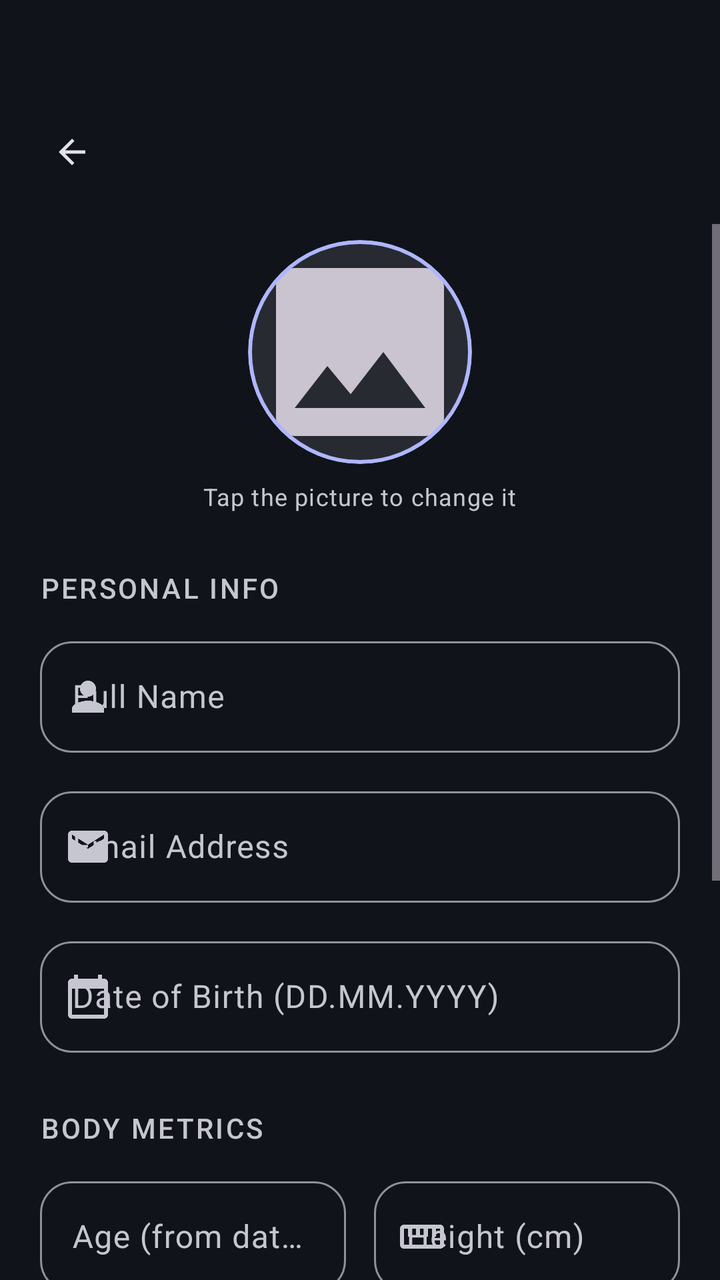
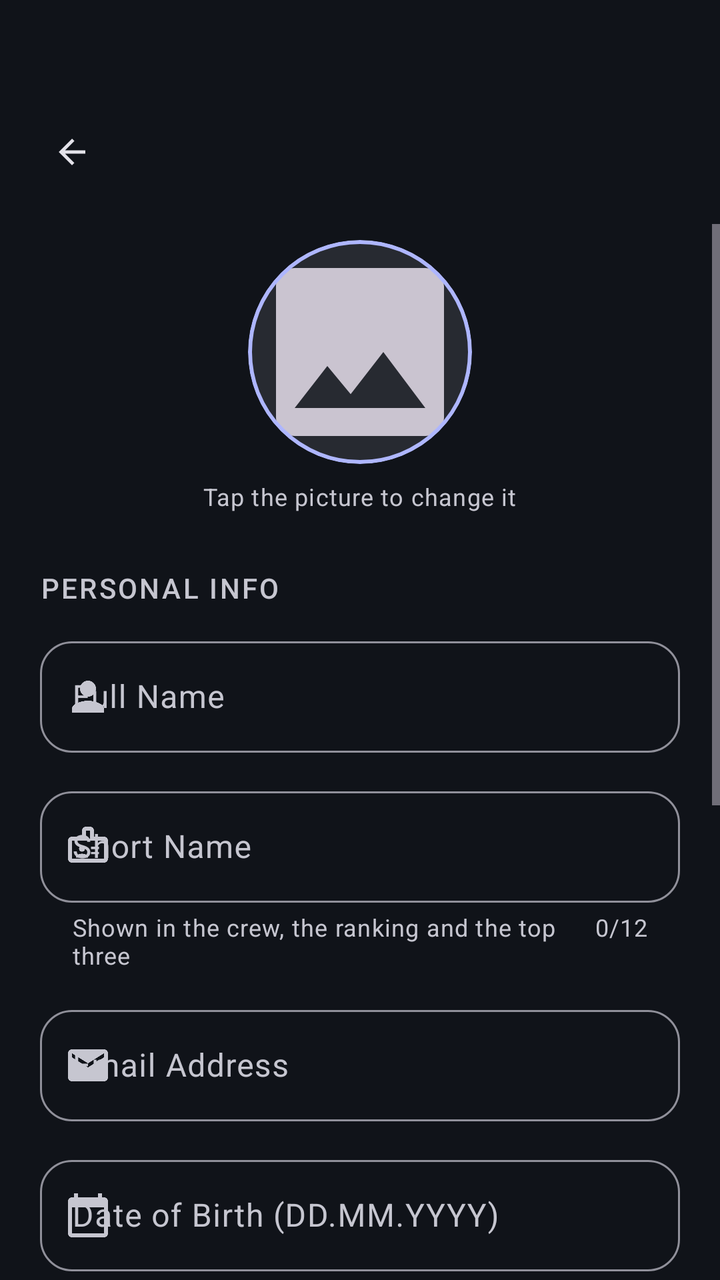

An Android layout rendered at two revisions. The XML below is the earlier revision; the diff shows what the commit changed to produce the second picture.
<!-- AndroidManifest.xml: application theme Theme.MobileSE -->
<!-- res/layout/screen_profile.xml -->
<?xml version="1.0" encoding="utf-8"?>
<androidx.constraintlayout.widget.ConstraintLayout xmlns:android="http://schemas.android.com/apk/res/android"
    xmlns:app="http://schemas.android.com/apk/res-auto"
    android:layout_width="match_parent"
    android:layout_height="match_parent"
    android:background="?attr/colorSurface">

    <include
        android:id="@+id/topBar"
        layout="@layout/part_top_bar"
        app:layout_constraintTop_toTopOf="parent" />

    <ScrollView
        android:layout_width="match_parent"
        android:layout_height="0dp"
        android:fillViewport="true"
        android:clipToPadding="false"
        app:layout_constraintTop_toBottomOf="@id/topBar"
        app:layout_constraintBottom_toBottomOf="parent">

        <androidx.constraintlayout.widget.ConstraintLayout
            android:layout_width="match_parent"
            android:layout_height="wrap_content">

        <LinearLayout
            style="@style/ContentColumn"
            android:paddingBottom="32dp">

            
            <com.google.android.material.card.MaterialCardView
                android:layout_width="@dimen/profile_photo_size"
                android:layout_height="@dimen/profile_photo_size"
                android:layout_gravity="center_horizontal"
                android:layout_marginTop="8dp"
                android:layout_marginBottom="8dp"
                app:cardCornerRadius="56dp"
                app:cardElevation="0dp"
                app:strokeColor="?attr/colorPrimary"
                app:strokeWidth="2dp"
                app:cardBackgroundColor="?attr/colorSurfaceContainerHigh">

                <ImageView
                    android:id="@+id/ivProfilePicture"
                    android:layout_width="match_parent"
                    android:layout_height="match_parent"
                    android:contentDescription="@string/profile_desc"
                    android:scaleType="centerCrop"
                    android:src="@drawable/ic_image" />
            </com.google.android.material.card.MaterialCardView>

            <TextView
                android:layout_width="wrap_content"
                android:layout_height="wrap_content"
                android:layout_gravity="center_horizontal"
                android:layout_marginBottom="28dp"
                android:text="@string/tap_to_change_photo"
                android:textAppearance="?attr/textAppearanceBodySmall"
                android:textColor="?attr/colorOnSurfaceVariant" />

            <TextView
                style="@style/TextAppearance.CrewFit.SectionLabel"
                android:layout_width="wrap_content"
                android:layout_height="wrap_content"
                android:layout_marginBottom="12dp"
                android:text="@string/personal_info" />

            <com.google.android.material.textfield.TextInputLayout
                style="@style/Widget.CrewFit.TextField"
                android:layout_width="match_parent"
                android:layout_height="wrap_content"
                android:hint="@string/full_name_hint"
                app:startIconDrawable="@drawable/ic_person">

                <com.google.android.material.textfield.TextInputEditText
                    android:id="@+id/etName"
                    android:layout_width="match_parent"
                    android:layout_height="wrap_content"
                    android:inputType="textPersonName" />
            </com.google.android.material.textfield.TextInputLayout>

            <com.google.android.material.textfield.TextInputLayout
                style="@style/Widget.CrewFit.TextField"
                android:layout_width="match_parent"
                android:layout_height="wrap_content"
                android:layout_marginTop="14dp"
                android:hint="@string/email_hint"
                app:startIconDrawable="@drawable/ic_mail">

                <com.google.android.material.textfield.TextInputEditText
                    android:id="@+id/etEmail"
                    android:layout_width="match_parent"
                    android:layout_height="wrap_content"
                    android:enabled="false"
                    android:inputType="textEmailAddress" />
            </com.google.android.material.textfield.TextInputLayout>

            
            <com.google.android.material.textfield.TextInputLayout
                style="@style/Widget.CrewFit.TextField"
                android:layout_width="match_parent"
                android:layout_height="wrap_content"
                android:layout_marginTop="14dp"
                android:hint="@string/birth_date_hint"
                app:startIconDrawable="@drawable/ic_calendar">

                <com.google.android.material.textfield.TextInputEditText
                    android:id="@+id/etBirthDate"
                    android:layout_width="match_parent"
                    android:layout_height="wrap_content"
                    android:clickable="true"
                    android:cursorVisible="false"
                    android:focusable="false"
                    android:inputType="none" />
            </com.google.android.material.textfield.TextInputLayout>

            <TextView
                style="@style/TextAppearance.CrewFit.SectionLabel"
                android:layout_width="wrap_content"
                android:layout_height="wrap_content"
                android:layout_marginTop="28dp"
                android:layout_marginBottom="12dp"
                android:text="@string/body_metrics" />

            <LinearLayout
                android:layout_width="match_parent"
                android:layout_height="wrap_content"
                android:orientation="horizontal">

                
                <com.google.android.material.textfield.TextInputLayout
                    style="@style/Widget.CrewFit.TextField"
                    android:layout_width="0dp"
                    android:layout_height="wrap_content"
                    android:layout_marginEnd="7dp"
                    android:layout_weight="1"
                    android:hint="@string/age_calculated_hint">

                    <com.google.android.material.textfield.TextInputEditText
                        android:id="@+id/etAge"
                        android:layout_width="match_parent"
                        android:layout_height="wrap_content"
                        android:clickable="false"
                        android:cursorVisible="false"
                        android:focusable="false"
                        android:textColor="?attr/colorOnSurfaceVariant"
                        android:inputType="none" />
                </com.google.android.material.textfield.TextInputLayout>

                <com.google.android.material.textfield.TextInputLayout
                    style="@style/Widget.CrewFit.TextField"
                    android:layout_width="0dp"
                    android:layout_height="wrap_content"
                    android:layout_marginStart="7dp"
                    android:layout_weight="1"
                    android:hint="@string/height_hint"
                    app:startIconDrawable="@drawable/ic_straighten">

                    <com.google.android.material.textfield.TextInputEditText
                        android:id="@+id/etHeight"
                        android:layout_width="match_parent"
                        android:layout_height="wrap_content"
                        android:inputType="number" />
                </com.google.android.material.textfield.TextInputLayout>
            </LinearLayout>

            <com.google.android.material.textfield.TextInputLayout
                style="@style/Widget.CrewFit.TextField"
                android:layout_width="match_parent"
                android:layout_height="wrap_content"
                android:layout_marginTop="14dp"
                android:hint="@string/weight_hint"
                app:startIconDrawable="@drawable/ic_scale">

                <com.google.android.material.textfield.TextInputEditText
                    android:id="@+id/etWeight"
                    android:layout_width="match_parent"
                    android:layout_height="wrap_content"
                    android:inputType="numberDecimal" />
            </com.google.android.material.textfield.TextInputLayout>

            <com.google.android.material.button.MaterialButton
                android:id="@+id/btnSaveProfile"
                style="@style/Widget.CrewFit.Button"
                android:layout_width="match_parent"
                android:layout_height="wrap_content"
                android:layout_marginTop="32dp"
                android:text="@string/save_profile" />

            <com.google.android.material.button.MaterialButton
                android:id="@+id/btnLogout"
                style="@style/Widget.CrewFit.Button.Outlined"
                android:layout_width="match_parent"
                android:layout_height="wrap_content"
                android:layout_marginTop="12dp"
                android:text="@string/logout_btn"
                app:icon="@drawable/ic_logout"
                app:iconGravity="textStart" />

            <com.google.android.material.button.MaterialButton
                android:id="@+id/btnDeleteProfile"
                style="@style/Widget.CrewFit.Button.Text"
                android:layout_width="match_parent"
                android:layout_height="wrap_content"
                android:layout_marginTop="4dp"
                android:text="@string/delete_profile_btn"
                android:textColor="?attr/colorError" />

        </LinearLayout>
        </androidx.constraintlayout.widget.ConstraintLayout>
    </ScrollView>

</androidx.constraintlayout.widget.ConstraintLayout>
<!-- res/layout/part_top_bar.xml (included above) -->
<?xml version="1.0" encoding="utf-8"?>
<androidx.constraintlayout.widget.ConstraintLayout xmlns:android="http://schemas.android.com/apk/res/android"
    xmlns:app="http://schemas.android.com/apk/res-auto"
    android:layout_width="match_parent"
    android:layout_height="wrap_content"
    android:paddingTop="@dimen/top_bar_padding_top"
    android:paddingBottom="12dp">

    <com.google.android.material.button.MaterialButton
        android:id="@+id/btnTopBarBack"
        style="@style/Widget.Material3.Button.IconButton"
        android:layout_width="48dp"
        android:layout_height="48dp"
        android:layout_marginStart="12dp"
        android:contentDescription="@string/back_desc"
        app:icon="@drawable/ic_arrow_back"
        app:iconTint="?attr/colorOnSurface"
        app:layout_constraintStart_toStartOf="parent"
        app:layout_constraintTop_toTopOf="parent" />

    <TextView
        android:id="@+id/tvTopBarTitle"
        android:layout_width="0dp"
        android:layout_height="wrap_content"
        android:layout_marginStart="8dp"
        android:layout_marginEnd="@dimen/screen_padding_horizontal"
        android:maxLines="1"
        android:ellipsize="end"
        android:textAppearance="?attr/textAppearanceHeadlineSmall"
        android:textColor="?attr/colorOnSurface"
        app:layout_constraintBottom_toBottomOf="@id/btnTopBarBack"
        app:layout_constraintEnd_toEndOf="parent"
        app:layout_constraintStart_toEndOf="@id/btnTopBarBack"
        app:layout_constraintTop_toTopOf="@id/btnTopBarBack" />
</androidx.constraintlayout.widget.ConstraintLayout>
<!-- resources referenced by this layout -->
<resources>
  <dimen name="profile_photo_size">112dp</dimen>
  <dimen name="screen_padding_horizontal">20dp</dimen>
  <dimen name="top_bar_padding_top">52dp</dimen>
  <string name="age_calculated_hint">Age (from date of birth)</string>
  <string name="back_desc">Back</string>
  <string name="birth_date_hint">Date of Birth (DD.MM.YYYY)</string>
  <string name="body_metrics">Body Metrics</string>
  <string name="delete_profile_btn">Delete profile &amp; all data</string>
  <string name="email_hint">Email Address</string>
  <string name="full_name_hint">Full Name</string>
  <string name="height_hint">Height (cm)</string>
  <string name="logout_btn">Logout</string>
  <string name="personal_info">Personal Info</string>
  <string name="profile_desc">Profile</string>
  <string name="save_profile">Save Profile</string>
  <string name="tap_to_change_photo">Tap the picture to change it</string>
  <string name="weight_hint">Weight (kg)</string>
  <style name="Widget.CrewFit.Button.Text" parent="Widget.Material3.Button.TextButton" />
  <style name="Theme.MobileSE" parent="Base.Theme.MobileSE" />
  <dimen name="content_max_width">2000dp</dimen>
  <color name="md_on_surface_variant">#C6C6D0</color>
  <color name="md_primary">#AEB6FF</color>
  <color name="md_on_primary">#1B1B5C</color>
  <color name="md_primary_container">#3A3F9E</color>
  <color name="md_on_primary_container">#E0E3FF</color>
  <color name="md_secondary">#6FE7B7</color>
  <color name="md_on_secondary">#00382A</color>
  <color name="md_secondary_container">#00513E</color>
  <color name="md_on_secondary_container">#8CFFD1</color>
  <color name="md_tertiary">#FFB77C</color>
  <color name="md_on_tertiary">#4A2800</color>
  <color name="md_tertiary_container">#6A3B00</color>
  <color name="md_on_tertiary_container">#FFDCC2</color>
  <color name="md_error">#FFB4AB</color>
  <color name="md_on_error">#690005</color>
  <color name="md_error_container">#93000A</color>
  <color name="md_on_error_container">#FFDAD6</color>
  <color name="md_surface">#101319</color>
  <color name="md_on_surface">#E3E2E9</color>
  <color name="md_surface_variant">#45464F</color>
  <color name="md_surface_container_lowest">#0B0E13</color>
  <color name="md_surface_container_low">#181B21</color>
  <color name="md_surface_container">#1C1F26</color>
  <color name="md_surface_container_high">#272A31</color>
  <color name="md_surface_container_highest">#32353C</color>
  <color name="md_outline">#90909A</color>
  <color name="md_outline_variant">#45464F</color>
  <color name="md_inverse_surface">#E3E2E9</color>
  <color name="md_inverse_on_surface">#2E3036</color>
  <style name="ShapeAppearance.CrewFit.Small" parent="ShapeAppearance.Material3.Corner.Small">
          <item name="cornerSize">12dp</item>
      </style>
  <style name="ShapeAppearance.CrewFit.Large" parent="ShapeAppearance.Material3.Corner.Large">
          <item name="cornerSize">28dp</item>
      </style>
  <!-- unchanged entries left out for length: 23 -->
</resources>

<!-- the commit's change to res/layout/screen_profile.xml (unified diff, before → after) -->
@@ -76,6 +76,26 @@
                     android:layout_width="match_parent"
                     android:layout_height="wrap_content"
                     android:inputType="textPersonName" />
+            </com.google.android.material.textfield.TextInputLayout>
+
+            <com.google.android.material.textfield.TextInputLayout
+                style="@style/Widget.CrewFit.TextField"
+                android:layout_width="match_parent"
+                android:layout_height="wrap_content"
+                android:layout_marginTop="14dp"
+                android:hint="@string/display_name_hint"
+                app:counterEnabled="true"
+                app:counterMaxLength="@integer/display_name_max_length"
+                app:helperTextEnabled="true"
+                app:helperText="@string/display_name_helper"
+                app:startIconDrawable="@drawable/ic_badge">
+
+                <com.google.android.material.textfield.TextInputEditText
+                    android:id="@+id/etDisplayName"
+                    android:layout_width="match_parent"
+                    android:layout_height="wrap_content"
+                    android:inputType="textPersonName"
+                    android:maxLength="@integer/display_name_max_length" />
             </com.google.android.material.textfield.TextInputLayout>
 
             <com.google.android.material.textfield.TextInputLayout
<!-- resource entries referenced after the edit -->
@@ -3,11 +3,29 @@
   <dimen name="profile_photo_size">112dp</dimen>
   <dimen name="screen_padding_horizontal">20dp</dimen>
   <dimen name="top_bar_padding_top">52dp</dimen>
+  <!-- drawable ic_badge (drawable) -->
+  <?xml version="1.0" encoding="utf-8"?>
+  <vector xmlns:android="http://schemas.android.com/apk/res/android"
+      android:width="24dp"
+      android:height="24dp"
+      android:viewportWidth="24"
+      android:viewportHeight="24"
+      android:tint="?attr/colorControlNormal">
+      <path
+          android:fillColor="@android:color/white"
+          android:pathData="M20,7h-5V4c0,-1.1 -0.9,-2 -2,-2h-2c-1.1,0 -2,0.9 -2,2v3H4C2.9,7 2,7.9 2,9v9c0,1.1 0.9,2 2,2h16c1.1,0 2,-0.9 2,-2V9C22,7.9 21.1,7 20,7zM11,4h2v4h-2V4zM20,18H4V9h16V18z" />
+      <path
+          android:fillColor="@android:color/white"
+          android:pathData="M9,14.5c0.83,0 1.5,-0.67 1.5,-1.5s-0.67,-1.5 -1.5,-1.5s-1.5,0.67 -1.5,1.5S8.17,14.5 9,14.5zM9,15.5c-1,0 -3,0.5 -3,1.5v0.5h6V17C12,16 10,15.5 9,15.5zM13.5,12h4v1.2h-4zM13.5,14.6h4v1.2h-4z" />
+  </vector>
+  <integer name="display_name_max_length">12</integer>
   <string name="age_calculated_hint">Age (from date of birth)</string>
   <string name="back_desc">Back</string>
   <string name="birth_date_hint">Date of Birth (DD.MM.YYYY)</string>
   <string name="body_metrics">Body Metrics</string>
   <string name="delete_profile_btn">Delete profile &amp; all data</string>
+  <string name="display_name_helper">Shown in the crew, the ranking and the top three</string>
+  <string name="display_name_hint">Short Name</string>
   <string name="email_hint">Email Address</string>
   <string name="full_name_hint">Full Name</string>
   <string name="height_hint">Height (cm)</string>
